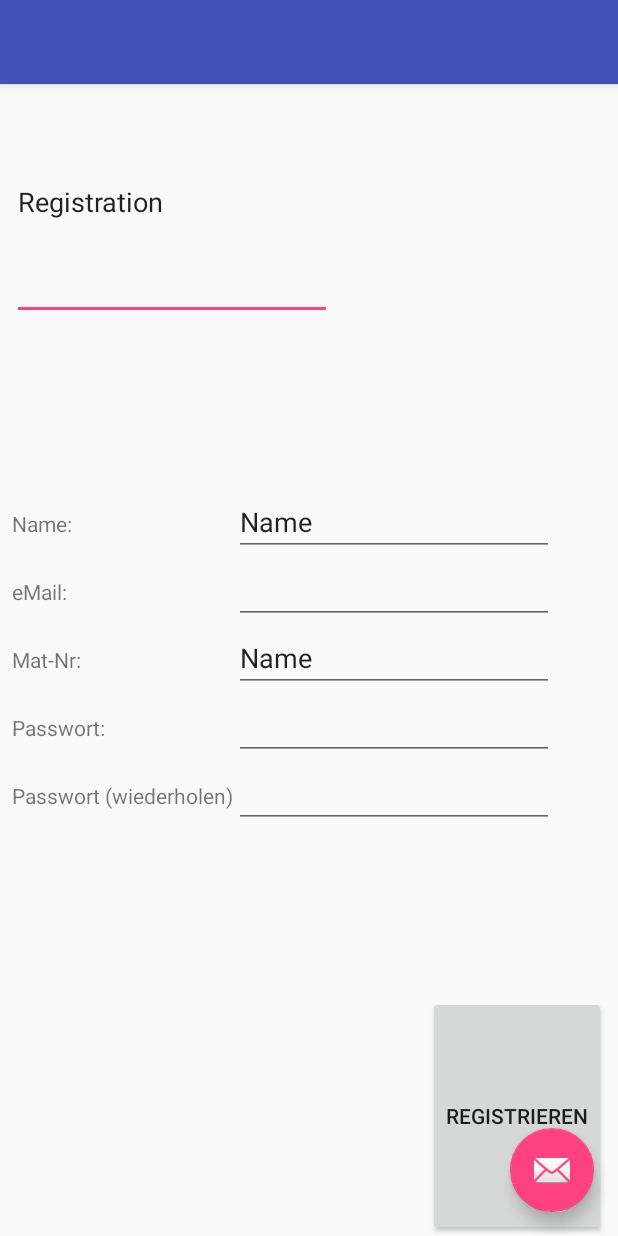
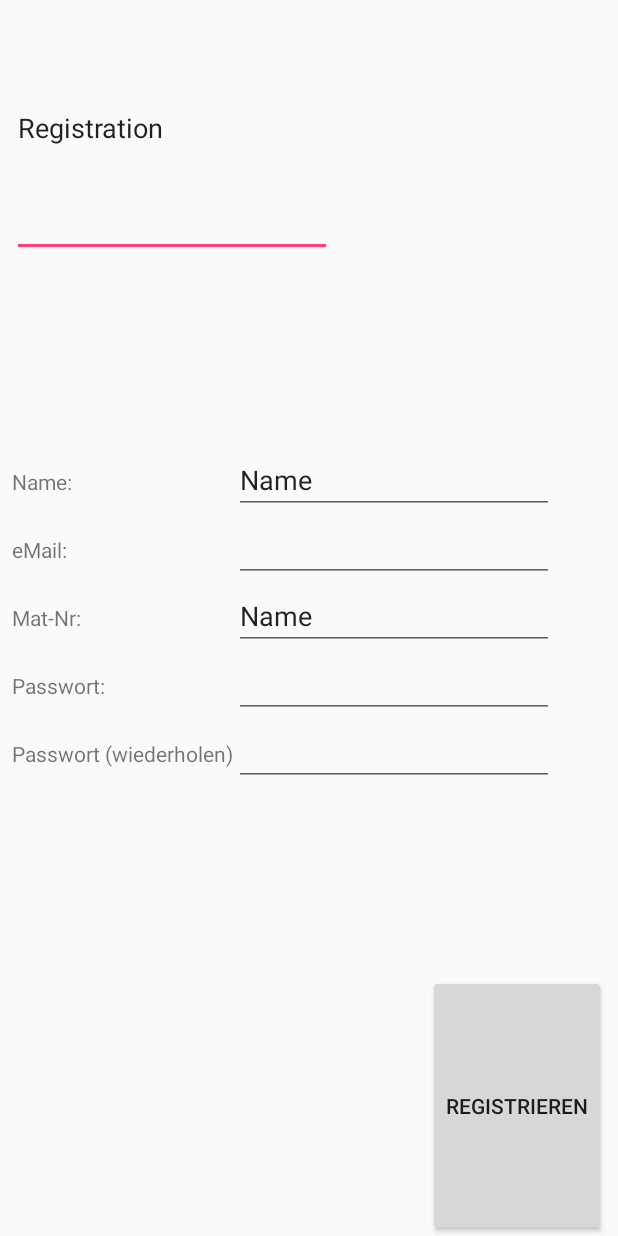
Before and after one commit to Resoulance/mge_gadgeothek, an Android app: the layout activity_register.xml on its own in the app's theme, with its tools: preview values and no code run, on a phone screen of 412 x 824 dp. Run offline under Robolectric (Android 15) with nearby library versions, the phone set to English and light mode, and no system bars.

Commit message:
clean up

```diff
--- a/Gadgeothek/app/src/main/AndroidManifest.xml
+++ b/Gadgeothek/app/src/main/AndroidManifest.xml
@@ -17,11 +17,11 @@
             </intent-filter>
         </activity>
         <activity
-            android:name=".Activity_register"
+            android:name=".RegisterActivity"
             android:label="@string/title_activity_register"
             android:theme="@style/AppTheme" />
         <activity
-            android:name=".Activity_Login"
+            android:name=".LoginActivity"
             android:label="@string/title_activity__login"
             android:theme="@style/AppTheme"></activity>
     </application>
--- a/Gadgeothek/app/src/main/java/net/resoulance/gadgeothek/Activity_register.java
+++ b/Gadgeothek/app/src/main/java/net/resoulance/gadgeothek/LoginActivity.java
@@ -7,12 +7,12 @@ import android.support.v7.app.AppCompatActivity;
 import android.support.v7.widget.Toolbar;
 import android.view.View;
 
-public class Activity_register extends AppCompatActivity {
+public class LoginActivity extends AppCompatActivity {
 
     @Override
     protected void onCreate(Bundle savedInstanceState) {
         super.onCreate(savedInstanceState);
-        setContentView(R.layout.activity_register);
+        setContentView(R.layout.activity__login);
         Toolbar toolbar = (Toolbar) findViewById(R.id.toolbar);
         setSupportActionBar(toolbar);
 
--- a/Gadgeothek/app/src/main/java/net/resoulance/gadgeothek/Activity_Login.java
+++ b/Gadgeothek/app/src/main/java/net/resoulance/gadgeothek/RegisterActivity.java
@@ -7,12 +7,12 @@ import android.support.v7.app.AppCompatActivity;
 import android.support.v7.widget.Toolbar;
 import android.view.View;
 
-public class Activity_Login extends AppCompatActivity {
+public class RegisterActivity extends AppCompatActivity {
 
     @Override
     protected void onCreate(Bundle savedInstanceState) {
         super.onCreate(savedInstanceState);
-        setContentView(R.layout.activity__login);
+        setContentView(R.layout.activity_register);
         Toolbar toolbar = (Toolbar) findViewById(R.id.toolbar);
         setSupportActionBar(toolbar);
 
--- a/Gadgeothek/app/src/main/res/layout/activity__login.xml
+++ b/Gadgeothek/app/src/main/res/layout/activity__login.xml
@@ -4,7 +4,7 @@
     xmlns:tools="http://schemas.android.com/tools"
     android:layout_width="match_parent"
     android:layout_height="match_parent"
-    tools:context="net.resoulance.gadgeothek.Activity_Login"
+    tools:context="net.resoulance.gadgeothek.LoginActivity"
     android:orientation="vertical">
 
     <TextView
--- a/Gadgeothek/app/src/main/res/layout/activity_register.xml
+++ b/Gadgeothek/app/src/main/res/layout/activity_register.xml
@@ -1,33 +1,119 @@
 <?xml version="1.0" encoding="utf-8"?>
-<android.support.design.widget.CoordinatorLayout xmlns:android="http://schemas.android.com/apk/res/android"
+<LinearLayout xmlns:android="http://schemas.android.com/apk/res/android"
     xmlns:app="http://schemas.android.com/apk/res-auto"
     xmlns:tools="http://schemas.android.com/tools"
     android:layout_width="match_parent"
     android:layout_height="match_parent"
-    tools:context="net.resoulance.gadgeothek.Activity_register">
+    android:layout_marginHorizontal="8dp"
+    android:orientation="vertical"
+    app:layout_behavior="@string/appbar_scrolling_view_behavior"
+    tools:context="net.resoulance.gadgeothek.RegisterActivity"
+    tools:showIn="@layout/activity_register">
 
-    <android.support.design.widget.AppBarLayout
+    <EditText
+        android:id="@+id/editText9"
+        android:layout_width="wrap_content"
+        android:layout_height="wrap_content"
+        android:layout_weight="1"
+        android:ems="10"
+        android:inputType="textPersonName"
+        android:text="Registration" />
+
+    <Space
         android:layout_width="match_parent"
         android:layout_height="wrap_content"
-        android:theme="@style/AppTheme.AppBarOverlay">
+        android:layout_weight="1" />
 
-        <android.support.v7.widget.Toolbar
-            android:id="@+id/toolbar"
-            android:layout_width="match_parent"
-            android:layout_height="?attr/actionBarSize"
-            android:background="?attr/colorPrimary"
-            app:popupTheme="@style/AppTheme.PopupOverlay" />
-
-    </android.support.design.widget.AppBarLayout>
-
-    <include layout="@layout/content_activity_register" />
-
-    <android.support.design.widget.FloatingActionButton
-        android:id="@+id/fab"
+    <GridLayout
         android:layout_width="wrap_content"
         android:layout_height="wrap_content"
-        android:layout_gravity="bottom|end"
-        android:layout_margin="@dimen/fab_margin"
-        app:srcCompat="@android:drawable/ic_dialog_email" />
+        android:columnCount="2">
+        android:layout_weight="1"
 
-</android.support.design.widget.CoordinatorLayout>
+        <TextView
+            android:id="@+id/textView2"
+            android:layout_width="wrap_content"
+            android:layout_height="wrap_content"
+            android:text="Name:" />
+
+        <EditText
+            android:id="@+id/editText"
+            android:layout_width="wrap_content"
+            android:layout_height="wrap_content"
+            android:ems="10"
+            android:inputType="textPersonName"
+            android:text="Name" />
+
+        <TextView
+            android:id="@+id/textView"
+            android:layout_width="wrap_content"
+            android:layout_height="wrap_content"
+            android:text="eMail:" />
+
+        <EditText
+            android:id="@+id/editText4"
+            android:layout_width="wrap_content"
+            android:layout_height="wrap_content"
+            android:ems="10"
+            android:inputType="textEmailAddress" />
+
+        <TextView
+            android:id="@+id/textView3"
+            android:layout_width="wrap_content"
+            android:layout_height="wrap_content"
+            android:text="Mat-Nr:" />
+
+        <EditText
+            android:id="@+id/editText6"
+            android:layout_width="wrap_content"
+            android:layout_height="wrap_content"
+            android:ems="10"
+            android:inputType="textPersonName"
+            android:text="Name" />
+
+        <TextView
+            android:id="@+id/textView4"
+            android:layout_width="wrap_content"
+            android:layout_height="wrap_content"
+            android:text="Passwort:" />
+
+        <EditText
+            android:id="@+id/editText7"
+            android:layout_width="wrap_content"
+            android:layout_height="wrap_content"
+            android:ems="10"
+            android:inputType="textPassword" />
+
+        <TextView
+            android:id="@+id/textView5"
+            android:layout_width="wrap_content"
+            android:layout_height="wrap_content"
+            android:text="Passwort (wiederholen)" />
+
+        <EditText
+            android:id="@+id/editText8"
+            android:layout_width="wrap_content"
+            android:layout_height="wrap_content"
+            android:ems="10"
+            android:inputType="textPassword" />
+
+        <Space
+            android:layout_width="wrap_content"
+            android:layout_height="wrap_content" />
+
+    </GridLayout>
+
+    <LinearLayout
+        android:layout_width="wrap_content"
+        android:layout_height="wrap_content"
+        android:layout_weight="1"
+        android:orientation="horizontal"></LinearLayout>
+
+    <Button
+        android:id="@+id/button"
+        android:layout_width="wrap_content"
+        android:layout_height="wrap_content"
+        android:layout_gravity="right"
+        android:layout_weight="1"
+        android:text="Registrieren" />
+</LinearLayout>
--- a/Gadgeothek/app/src/main/res/layout/content_activity__login.xml
+++ /dev/null
@@ -1,11 +0,0 @@
-<?xml version="1.0" encoding="utf-8"?>
-<android.support.constraint.ConstraintLayout xmlns:android="http://schemas.android.com/apk/res/android"
-    xmlns:app="http://schemas.android.com/apk/res-auto"
-    xmlns:tools="http://schemas.android.com/tools"
-    android:layout_width="match_parent"
-    android:layout_height="match_parent"
-    app:layout_behavior="@string/appbar_scrolling_view_behavior"
-    tools:context="net.resoulance.gadgeothek.Activity_Login"
-    tools:showIn="@layout/activity__login">
-
-</android.support.constraint.ConstraintLayout>
--- a/Gadgeothek/app/src/main/res/layout/content_activity_register.xml
+++ /dev/null
@@ -1,119 +0,0 @@
-<?xml version="1.0" encoding="utf-8"?>
-<LinearLayout xmlns:android="http://schemas.android.com/apk/res/android"
-    xmlns:app="http://schemas.android.com/apk/res-auto"
-    xmlns:tools="http://schemas.android.com/tools"
-    android:layout_width="match_parent"
-    android:layout_height="match_parent"
-    android:layout_marginHorizontal="8dp"
-    android:orientation="vertical"
-    app:layout_behavior="@string/appbar_scrolling_view_behavior"
-    tools:context="net.resoulance.gadgeothek.Activity_register"
-    tools:showIn="@layout/activity_register">
-
-    <EditText
-        android:id="@+id/editText9"
-        android:layout_width="wrap_content"
-        android:layout_height="wrap_content"
-        android:layout_weight="1"
-        android:ems="10"
-        android:inputType="textPersonName"
-        android:text="Registration" />
-
-    <Space
-        android:layout_width="match_parent"
-        android:layout_height="wrap_content"
-        android:layout_weight="1" />
-
-    <GridLayout
-        android:layout_width="wrap_content"
-        android:layout_height="wrap_content"
-        android:columnCount="2">
-        android:layout_weight="1"
-
-        <TextView
-            android:id="@+id/textView2"
-            android:layout_width="wrap_content"
-            android:layout_height="wrap_content"
-            android:text="Name:" />
-
-        <EditText
-            android:id="@+id/editText"
-            android:layout_width="wrap_content"
-            android:layout_height="wrap_content"
-            android:ems="10"
-            android:inputType="textPersonName"
-            android:text="Name" />
-
-        <TextView
-            android:id="@+id/textView"
-            android:layout_width="wrap_content"
-            android:layout_height="wrap_content"
-            android:text="eMail:" />
-
-        <EditText
-            android:id="@+id/editText4"
-            android:layout_width="wrap_content"
-            android:layout_height="wrap_content"
-            android:ems="10"
-            android:inputType="textEmailAddress" />
-
-        <TextView
-            android:id="@+id/textView3"
-            android:layout_width="wrap_content"
-            android:layout_height="wrap_content"
-            android:text="Mat-Nr:" />
-
-        <EditText
-            android:id="@+id/editText6"
-            android:layout_width="wrap_content"
-            android:layout_height="wrap_content"
-            android:ems="10"
-            android:inputType="textPersonName"
-            android:text="Name" />
-
-        <TextView
-            android:id="@+id/textView4"
-            android:layout_width="wrap_content"
-            android:layout_height="wrap_content"
-            android:text="Passwort:" />
-
-        <EditText
-            android:id="@+id/editText7"
-            android:layout_width="wrap_content"
-            android:layout_height="wrap_content"
-            android:ems="10"
-            android:inputType="textPassword" />
-
-        <TextView
-            android:id="@+id/textView5"
-            android:layout_width="wrap_content"
-            android:layout_height="wrap_content"
-            android:text="Passwort (wiederholen)" />
-
-        <EditText
-            android:id="@+id/editText8"
-            android:layout_width="wrap_content"
-            android:layout_height="wrap_content"
-            android:ems="10"
-            android:inputType="textPassword" />
-
-        <Space
-            android:layout_width="wrap_content"
-            android:layout_height="wrap_content" />
-
-    </GridLayout>
-
-    <LinearLayout
-        android:layout_width="wrap_content"
-        android:layout_height="wrap_content"
-        android:layout_weight="1"
-        android:orientation="horizontal"></LinearLayout>
-
-    <Button
-        android:id="@+id/button"
-        android:layout_width="wrap_content"
-        android:layout_height="wrap_content"
-        android:layout_gravity="right"
-        android:layout_weight="1"
-        android:text="Registrieren" />
-</LinearLayout>
```
